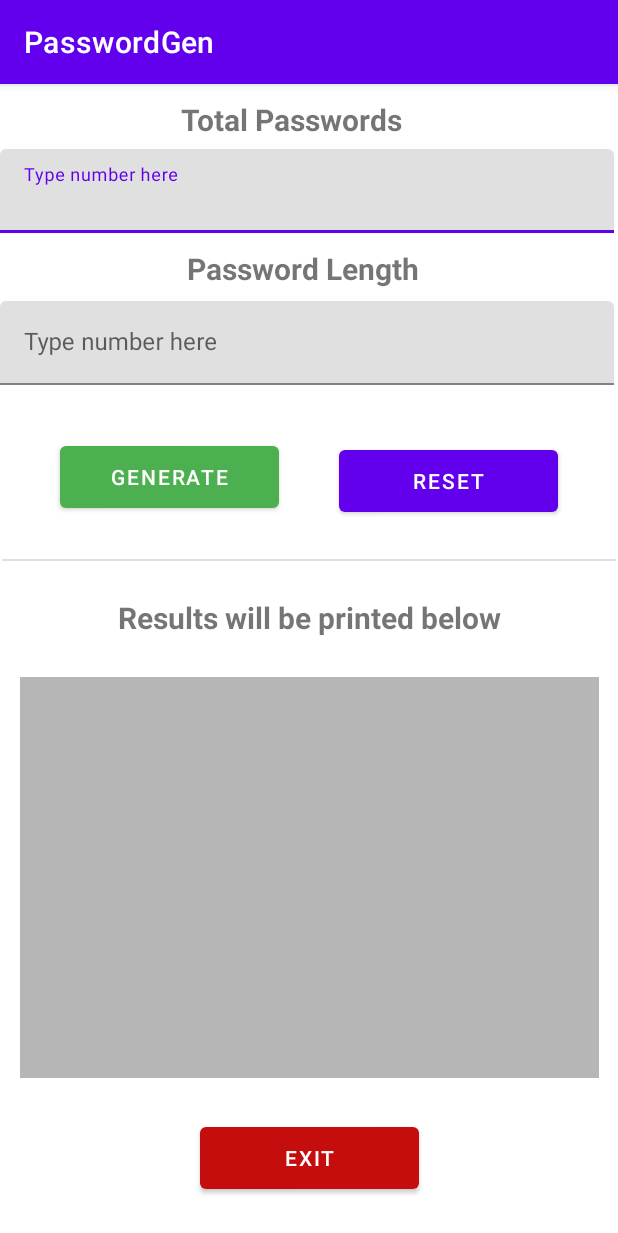
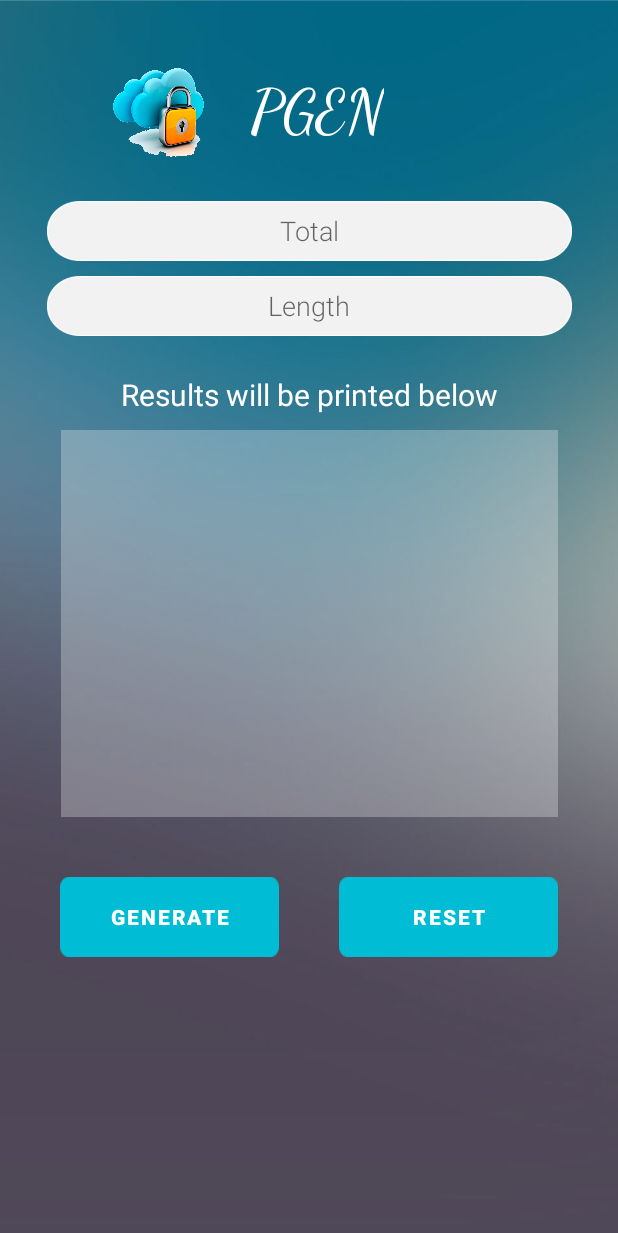
Before and after one commit to GhostWarrior13/Password_Generator_Android_App, an Android app: the screen it shows after launch (MainActivity), on a phone screen of 412 x 824 dp. Shown: the top 1233 px of the screen. Run offline under Robolectric (Android 15) with nearby library versions, the phone set to English and light mode, and no system bars.

Commit message:
Changed the UI a bit

```diff
--- a/app/src/main/java/com/example/passwordgen/MainActivity.java
+++ b/app/src/main/java/com/example/passwordgen/MainActivity.java
@@ -4,14 +4,15 @@ import androidx.appcompat.app.AppCompatActivity;
 
 import android.content.Context;
 import android.os.Bundle;
-import android.text.TextUtils;
 import android.view.View;
+import android.view.Window;
+import android.view.WindowManager;
 import android.view.inputmethod.InputMethodManager;
+import android.widget.AutoCompleteTextView;
 import android.widget.Button;
 import android.widget.EditText;
 import android.widget.Toast;
 
-import com.google.android.material.textfield.TextInputEditText;
 
 import java.util.Objects;
 
@@ -25,12 +26,11 @@ public class MainActivity extends AppCompatActivity {
         super.onCreate(savedInstanceState);
         setContentView(R.layout.activity_main);
 
-        TextInputEditText box_total = findViewById(R.id.box_total);
-        TextInputEditText box_length = findViewById(R.id.box_length);
+        AutoCompleteTextView box_total = findViewById(R.id.box_total);
+        AutoCompleteTextView box_length = findViewById(R.id.box_length);
         Button btnGenerate = findViewById(R.id.btnGenerate);
         Button btnReset = findViewById(R.id.btnReset);
         EditText Resultbox = findViewById(R.id.Resultbox);
-        Button btnExit = findViewById(R.id.btnExit);
 
         btnGenerate.setOnClickListener(new View.OnClickListener() {
             @Override
@@ -62,7 +62,7 @@ public class MainActivity extends AppCompatActivity {
             public void PrintArray(String[] arr){
                 for (int i = 0; i < arr.length ;i++){
                     Resultbox.append(arr[i] + " \n");
-                }
+                }Toast.makeText(MainActivity.this,"Generated Passwords",Toast.LENGTH_SHORT).show();
             }
 
 
@@ -74,14 +74,7 @@ public class MainActivity extends AppCompatActivity {
                 Resultbox.setText("");
                 box_length.setText("");
                 box_total.setText("");
-            }
-        });
-
-        btnExit.setOnClickListener(new View.OnClickListener() {
-            @Override
-            public void onClick(View v) {
-                finish();
-                System.exit(0);
+                Toast.makeText(MainActivity.this,"Reset Completed!",Toast.LENGTH_SHORT).show();
             }
         });
 
--- a/app/src/main/res/drawable/ic_launcher_background.xml
+++ /dev/null
@@ -1,74 +0,0 @@
-<?xml version="1.0" encoding="utf-8"?>
-<vector
-    android:height="108dp"
-    android:width="108dp"
-    android:viewportHeight="108"
-    android:viewportWidth="108"
-    xmlns:android="http://schemas.android.com/apk/res/android">
-    <path android:fillColor="#3DDC84"
-          android:pathData="M0,0h108v108h-108z"/>
-    <path android:fillColor="#00000000" android:pathData="M9,0L9,108"
-          android:strokeColor="#33FFFFFF" android:strokeWidth="0.8"/>
-    <path android:fillColor="#00000000" android:pathData="M19,0L19,108"
-          android:strokeColor="#33FFFFFF" android:strokeWidth="0.8"/>
-    <path android:fillColor="#00000000" android:pathData="M29,0L29,108"
-          android:strokeColor="#33FFFFFF" android:strokeWidth="0.8"/>
-    <path android:fillColor="#00000000" android:pathData="M39,0L39,108"
-          android:strokeColor="#33FFFFFF" android:strokeWidth="0.8"/>
-    <path android:fillColor="#00000000" android:pathData="M49,0L49,108"
-          android:strokeColor="#33FFFFFF" android:strokeWidth="0.8"/>
-    <path android:fillColor="#00000000" android:pathData="M59,0L59,108"
-          android:strokeColor="#33FFFFFF" android:strokeWidth="0.8"/>
-    <path android:fillColor="#00000000" android:pathData="M69,0L69,108"
-          android:strokeColor="#33FFFFFF" android:strokeWidth="0.8"/>
-    <path android:fillColor="#00000000" android:pathData="M79,0L79,108"
-          android:strokeColor="#33FFFFFF" android:strokeWidth="0.8"/>
-    <path android:fillColor="#00000000" android:pathData="M89,0L89,108"
-          android:strokeColor="#33FFFFFF" android:strokeWidth="0.8"/>
-    <path android:fillColor="#00000000" android:pathData="M99,0L99,108"
-          android:strokeColor="#33FFFFFF" android:strokeWidth="0.8"/>
-    <path android:fillColor="#00000000" android:pathData="M0,9L108,9"
-          android:strokeColor="#33FFFFFF" android:strokeWidth="0.8"/>
-    <path android:fillColor="#00000000" android:pathData="M0,19L108,19"
-          android:strokeColor="#33FFFFFF" android:strokeWidth="0.8"/>
-    <path android:fillColor="#00000000" android:pathData="M0,29L108,29"
-          android:strokeColor="#33FFFFFF" android:strokeWidth="0.8"/>
-    <path android:fillColor="#00000000" android:pathData="M0,39L108,39"
-          android:strokeColor="#33FFFFFF" android:strokeWidth="0.8"/>
-    <path android:fillColor="#00000000" android:pathData="M0,49L108,49"
-          android:strokeColor="#33FFFFFF" android:strokeWidth="0.8"/>
-    <path android:fillColor="#00000000" android:pathData="M0,59L108,59"
-          android:strokeColor="#33FFFFFF" android:strokeWidth="0.8"/>
-    <path android:fillColor="#00000000" android:pathData="M0,69L108,69"
-          android:strokeColor="#33FFFFFF" android:strokeWidth="0.8"/>
-    <path android:fillColor="#00000000" android:pathData="M0,79L108,79"
-          android:strokeColor="#33FFFFFF" android:strokeWidth="0.8"/>
-    <path android:fillColor="#00000000" android:pathData="M0,89L108,89"
-          android:strokeColor="#33FFFFFF" android:strokeWidth="0.8"/>
-    <path android:fillColor="#00000000" android:pathData="M0,99L108,99"
-          android:strokeColor="#33FFFFFF" android:strokeWidth="0.8"/>
-    <path android:fillColor="#00000000" android:pathData="M19,29L89,29"
-          android:strokeColor="#33FFFFFF" android:strokeWidth="0.8"/>
-    <path android:fillColor="#00000000" android:pathData="M19,39L89,39"
-          android:strokeColor="#33FFFFFF" android:strokeWidth="0.8"/>
-    <path android:fillColor="#00000000" android:pathData="M19,49L89,49"
-          android:strokeColor="#33FFFFFF" android:strokeWidth="0.8"/>
-    <path android:fillColor="#00000000" android:pathData="M19,59L89,59"
-          android:strokeColor="#33FFFFFF" android:strokeWidth="0.8"/>
-    <path android:fillColor="#00000000" android:pathData="M19,69L89,69"
-          android:strokeColor="#33FFFFFF" android:strokeWidth="0.8"/>
-    <path android:fillColor="#00000000" android:pathData="M19,79L89,79"
-          android:strokeColor="#33FFFFFF" android:strokeWidth="0.8"/>
-    <path android:fillColor="#00000000" android:pathData="M29,19L29,89"
-          android:strokeColor="#33FFFFFF" android:strokeWidth="0.8"/>
-    <path android:fillColor="#00000000" android:pathData="M39,19L39,89"
-          android:strokeColor="#33FFFFFF" android:strokeWidth="0.8"/>
-    <path android:fillColor="#00000000" android:pathData="M49,19L49,89"
-          android:strokeColor="#33FFFFFF" android:strokeWidth="0.8"/>
-    <path android:fillColor="#00000000" android:pathData="M59,19L59,89"
-          android:strokeColor="#33FFFFFF" android:strokeWidth="0.8"/>
-    <path android:fillColor="#00000000" android:pathData="M69,19L69,89"
-          android:strokeColor="#33FFFFFF" android:strokeWidth="0.8"/>
-    <path android:fillColor="#00000000" android:pathData="M79,19L79,89"
-          android:strokeColor="#33FFFFFF" android:strokeWidth="0.8"/>
-</vector>
--- a/app/src/main/res/layout/activity_main.xml
+++ b/app/src/main/res/layout/activity_main.xml
@@ -6,43 +6,54 @@
     android:layout_height="match_parent"
     tools:context=".MainActivity">
 
-    <Button
-        android:id="@+id/btnExit"
-        android:layout_width="146dp"
-        android:layout_height="53dp"
-        android:layout_marginStart="120dp"
-        android:layout_marginLeft="120dp"
-        android:layout_marginTop="1dp"
-        android:layout_marginEnd="120dp"
-        android:layout_marginRight="120dp"
-        android:layout_marginBottom="1dp"
-        android:isScrollContainer="false"
-        android:text="Exit"
-        android:visibility="visible"
-        app:backgroundTint="#C50D0D"
+
+    <ImageView
+        android:id="@+id/background"
+        android:layout_width="wrap_content"
+        android:layout_height="wrap_content"
+        android:scaleType="centerCrop"
+        android:clickable="false"
+        android:longClickable="false"
+        android:src="@drawable/background"
         app:layout_constraintBottom_toBottomOf="parent"
         app:layout_constraintEnd_toEndOf="parent"
+        app:layout_constraintHorizontal_bias="1.0"
         app:layout_constraintStart_toStartOf="parent"
-        app:layout_constraintTop_toBottomOf="@+id/Resultbox" />
+        app:layout_constraintTop_toTopOf="parent"
+        app:layout_constraintVertical_bias="1.0" />
+
+    <AutoCompleteTextView
+        android:id="@+id/autoCompleteTextView"
+        android:layout_width="82dp"
+        android:layout_height="69dp"
+        android:layout_marginTop="40dp"
+        android:background="@drawable/app_icon"
+        android:clickable="false"
+        android:linksClickable="false"
+        android:longClickable="false"
+        app:layout_constraintEnd_toEndOf="parent"
+        app:layout_constraintHorizontal_bias="0.199"
+        app:layout_constraintStart_toStartOf="parent"
+        app:layout_constraintTop_toTopOf="@+id/background" />
 
     <Button
         android:id="@+id/btnGenerate"
         android:layout_width="146dp"
         android:layout_height="53dp"
-        android:layout_marginStart="100dp"
-        android:layout_marginLeft="100dp"
-        android:layout_marginTop="13dp"
+        android:layout_marginStart="40dp"
+        android:layout_marginLeft="40dp"
+        android:layout_marginTop="40dp"
         android:layout_marginEnd="20dp"
         android:layout_marginRight="20dp"
-        android:layout_marginBottom="1dp"
+        android:background="@drawable/generate"
+        android:fontFamily="sans-serif-black"
         android:isScrollContainer="false"
         android:text="Generate"
         android:visibility="visible"
-        app:backgroundTint="#4CAF50"
-        app:layout_constraintBottom_toTopOf="@+id/divider"
+        app:backgroundTint="#00BCD4"
         app:layout_constraintEnd_toStartOf="@+id/btnReset"
         app:layout_constraintStart_toStartOf="parent"
-        app:layout_constraintTop_toBottomOf="@+id/textInputLayout"
+        app:layout_constraintTop_toBottomOf="@+id/Resultbox"
         tools:ignore="UsingOnClickInXml" />
 
     <Button
@@ -51,119 +62,42 @@
         android:layout_height="53dp"
         android:layout_marginStart="20dp"
         android:layout_marginLeft="20dp"
-        android:layout_marginTop="13dp"
-        android:layout_marginEnd="100dp"
-        android:layout_marginRight="100dp"
-        android:layout_marginBottom="1dp"
+        android:layout_marginTop="40dp"
+        android:layout_marginEnd="40dp"
+        android:layout_marginRight="40dp"
+        android:background="@drawable/generate"
+        android:fontFamily="sans-serif-black"
         android:isScrollContainer="false"
         android:text="Reset"
         android:visibility="visible"
-        app:layout_constraintBottom_toTopOf="@+id/divider"
+        app:backgroundTint="#00BCD4"
         app:layout_constraintEnd_toEndOf="parent"
         app:layout_constraintStart_toEndOf="@+id/btnGenerate"
-        app:layout_constraintTop_toBottomOf="@+id/textInputLayout" />
-
-    <TextView
-        android:id="@+id/textView"
-        android:layout_width="171dp"
-        android:layout_height="33dp"
-        android:layout_marginStart="120dp"
-        android:layout_marginLeft="120dp"
-        android:layout_marginTop="10dp"
-        android:layout_marginEnd="120dp"
-        android:layout_marginRight="120dp"
-        android:layout_marginBottom="3dp"
-        android:isScrollContainer="false"
-        android:text="Total Passwords"
-        android:textSize="20sp"
-        android:textStyle="bold"
-        app:layout_constraintBottom_toTopOf="@+id/textInputLayout2"
-        app:layout_constraintEnd_toEndOf="parent"
-        app:layout_constraintStart_toStartOf="parent"
-        app:layout_constraintTop_toTopOf="parent" />
-
-    <TextView
-        android:id="@+id/textView2"
-        android:layout_width="195dp"
-        android:layout_height="35dp"
-        android:layout_marginStart="150dp"
-        android:layout_marginLeft="150dp"
-        android:layout_marginTop="10dp"
-        android:layout_marginEnd="120dp"
-        android:layout_marginRight="120dp"
-        android:layout_marginBottom="3dp"
-        android:isScrollContainer="false"
-        android:text="Password Length"
-        android:textSize="20sp"
-        android:textStyle="bold"
-        app:layout_constraintBottom_toTopOf="@+id/textInputLayout"
-        app:layout_constraintEnd_toEndOf="parent"
-        app:layout_constraintHorizontal_bias="0.482"
-        app:layout_constraintStart_toStartOf="parent"
-        app:layout_constraintTop_toBottomOf="@+id/textInputLayout2" />
-
-    <com.google.android.material.textfield.TextInputLayout
-        android:id="@+id/textInputLayout2"
-        android:layout_width="409dp"
-        android:layout_height="wrap_content"
-        app:layout_constraintTop_toBottomOf="@+id/textView"
-        tools:layout_editor_absoluteX="1dp">
-
-        <com.google.android.material.textfield.TextInputEditText
-            android:id="@+id/box_total"
-            android:layout_width="match_parent"
-            android:layout_height="wrap_content"
-            android:hint="Type number here"
-            android:inputType="number" />
-    </com.google.android.material.textfield.TextInputLayout>
-
-    <com.google.android.material.textfield.TextInputLayout
-        android:id="@+id/textInputLayout"
-        android:layout_width="409dp"
-        android:layout_height="wrap_content"
-        app:layout_constraintTop_toBottomOf="@+id/textView2"
-        tools:ignore="MissingConstraints"
-        tools:layout_editor_absoluteX="1dp">
-
-        <com.google.android.material.textfield.TextInputEditText
-            android:id="@+id/box_length"
-            android:layout_width="match_parent"
-            android:layout_height="wrap_content"
-            android:hint="Type number here"
-            android:inputType="number" />
-    </com.google.android.material.textfield.TextInputLayout>
+        app:layout_constraintTop_toBottomOf="@+id/Resultbox" />
 
     <TextView
         android:id="@+id/textView4"
         android:layout_width="wrap_content"
         android:layout_height="wrap_content"
-        android:layout_marginStart="78dp"
-        android:layout_marginLeft="78dp"
-        android:layout_marginTop="1dp"
-        android:layout_marginEnd="78dp"
-        android:layout_marginRight="78dp"
-        android:layout_marginBottom="1dp"
+        android:layout_marginTop="25dp"
+        android:fontFamily="sans-serif-thin"
+        android:isScrollContainer="false"
         android:text="Results will be printed below"
+        android:clickable="false"
+        android:longClickable="false"
+        android:textColor="@color/white"
         android:textSize="20sp"
         android:textStyle="bold"
-        android:isScrollContainer="false"
-
-        app:layout_constraintBottom_toTopOf="@+id/Resultbox"
-        app:layout_constraintEnd_toEndOf="parent"
-        app:layout_constraintStart_toStartOf="parent"
-        app:layout_constraintTop_toTopOf="@+id/divider" />
+        app:layout_constraintEnd_toEndOf="@+id/background"
+        app:layout_constraintStart_toStartOf="@+id/background"
+        app:layout_constraintTop_toBottomOf="@+id/box_length" />
 
     <EditText
         android:id="@+id/Resultbox"
-        android:layout_width="386dp"
-        android:layout_height="267dp"
-        android:layout_marginStart="11dp"
-        android:layout_marginLeft="11dp"
-        android:layout_marginTop="1dp"
-        android:layout_marginEnd="11dp"
-        android:layout_marginRight="11dp"
-        android:layout_marginBottom="1dp"
-        android:background="#B6B6B6"
+        android:layout_width="331dp"
+        android:layout_height="258dp"
+        android:layout_marginTop="10dp"
+        android:background="@drawable/whitebox"
         android:clickable="false"
         android:gravity="center_horizontal"
         android:inputType="textMultiLine"
@@ -176,27 +110,60 @@
         android:scrollHorizontally="false"
         android:shadowColor="#050505"
         android:textAppearance="?android:attr/textAppearanceMedium"
-        app:layout_constraintBottom_toTopOf="@+id/btnExit"
+        android:textColor="@color/white"
+        android:textSize="20dp"
         app:layout_constraintEnd_toEndOf="parent"
         app:layout_constraintStart_toStartOf="parent"
         app:layout_constraintTop_toBottomOf="@+id/textView4" />
 
-    <View
-        android:id="@+id/divider"
-        android:layout_width="409dp"
-        android:layout_height="1dp"
-        android:layout_marginStart="1dp"
-        android:layout_marginLeft="1dp"
-        android:layout_marginTop="5dp"
-        android:layout_marginEnd="1dp"
-        android:layout_marginRight="1dp"
-        android:layout_marginBottom="1dp"
-        android:background="?android:attr/listDivider"
+    <AutoCompleteTextView
+        android:id="@+id/box_length"
+        android:layout_width="350dp"
+        android:layout_height="40dp"
+        android:layout_marginTop="10dp"
+        android:background="@drawable/textbar"
+        android:gravity="center_vertical"
+        android:hint="Length"
+        android:inputType="number"
+        android:textAlignment="center"
+        android:fontFamily="sans-serif-light"
+        app:layout_constraintEnd_toEndOf="parent"
+        app:layout_constraintStart_toStartOf="parent"
+        app:layout_constraintTop_toBottomOf="@+id/box_total" />
+
+    <AutoCompleteTextView
+        android:id="@+id/box_total"
+        android:layout_width="350dp"
+        android:layout_height="40dp"
+        android:layout_marginTop="35dp"
+        android:background="@drawable/textbar"
+        android:gravity="center_vertical"
+        android:hint="Total"
+        android:inputType="number"
+        android:textAlignment="center"
+        android:fontFamily="sans-serif-light"
+        android:textColor="@color/black"
+        app:layout_constraintEnd_toEndOf="parent"
+        app:layout_constraintStart_toStartOf="parent"
+        app:layout_constraintTop_toBottomOf="@+id/textView" />
+
+    <TextView
+        android:id="@+id/textView"
+        android:layout_width="wrap_content"
+        android:layout_height="wrap_content"
+        android:layout_marginStart="15dp"
+        android:layout_marginLeft="15dp"
+        android:layout_marginTop="50dp"
+        android:layout_marginEnd="152dp"
+        android:layout_marginRight="152dp"
         android:clickable="false"
         android:longClickable="false"
-        app:layout_constraintBottom_toTopOf="@+id/textView4"
+        android:fontFamily="cursive"
+        android:text="PGEN"
+        android:textColor="@color/white"
+        android:textSize="40dp"
         app:layout_constraintEnd_toEndOf="parent"
-        app:layout_constraintStart_toStartOf="parent"
-        app:layout_constraintTop_toBottomOf="@+id/btnGenerate" />
+        app:layout_constraintStart_toEndOf="@+id/autoCompleteTextView"
+        app:layout_constraintTop_toTopOf="@+id/background" />
 
 </androidx.constraintlayout.widget.ConstraintLayout>
--- a/app/src/main/res/mipmap-anydpi-v26/ic_launcher.xml
+++ b/app/src/main/res/mipmap-anydpi-v26/ic_launcher.xml
@@ -1,5 +1,5 @@
 <?xml version="1.0" encoding="utf-8"?>
 <adaptive-icon xmlns:android="http://schemas.android.com/apk/res/android">
-    <background android:drawable="@drawable/ic_launcher_background"/>
+    <background android:drawable="@color/ic_launcher_background"/>
     <foreground android:drawable="@mipmap/ic_launcher_foreground"/>
 </adaptive-icon>
--- a/app/src/main/res/mipmap-anydpi-v26/ic_launcher_round.xml
+++ b/app/src/main/res/mipmap-anydpi-v26/ic_launcher_round.xml
@@ -1,5 +1,5 @@
 <?xml version="1.0" encoding="utf-8"?>
 <adaptive-icon xmlns:android="http://schemas.android.com/apk/res/android">
-    <background android:drawable="@drawable/ic_launcher_background"/>
+    <background android:drawable="@color/ic_launcher_background"/>
     <foreground android:drawable="@mipmap/ic_launcher_foreground"/>
 </adaptive-icon>
--- a/app/src/main/res/values/colors.xml
+++ b/app/src/main/res/values/colors.xml
@@ -1,8 +1,8 @@
 <?xml version="1.0" encoding="utf-8"?>
 <resources>
-    <color name="purple_200">#FFBB86FC</color>
-    <color name="purple_500">#FF6200EE</color>
-    <color name="purple_700">#FF3700B3</color>
+    <color name="purple_200">#1C93CA</color>
+    <color name="purple_500">#1C93CA</color>
+    <color name="purple_700">#1C93CA</color>
     <color name="teal_200">#FF03DAC5</color>
     <color name="teal_700">#FF018786</color>
     <color name="black">#FF000000</color>
--- /dev/null
+++ b/app/src/main/res/values/ic_launcher_background.xml
@@ -0,0 +1,4 @@
+<?xml version="1.0" encoding="utf-8"?>
+<resources>
+    <color name="ic_launcher_background">#FFFFFF</color>
+</resources>
--- a/app/src/main/res/values/themes.xml
+++ b/app/src/main/res/values/themes.xml
@@ -1,6 +1,6 @@
 <resources xmlns:tools="http://schemas.android.com/tools">
     <!-- Base application theme. -->
-    <style name="Theme.PasswordGen" parent="Theme.MaterialComponents.DayNight.DarkActionBar">
+    <style name="Theme.PasswordGen" parent="Theme.MaterialComponents.DayNight.NoActionBar">
         <!-- Primary brand color. -->
         <item name="colorPrimary">@color/purple_500</item>
         <item name="colorPrimaryVariant">@color/purple_700</item>
```
Also changed, not shown: app/src/main/ic_launcher-playstore.png, app/src/main/res/drawable/app_icon.png (added), app/src/main/res/drawable/background.jpg (added), app/src/main/res/drawable/generate.png (added), app/src/main/res/drawable/pgen_icon.png (added), app/src/main/res/drawable/textbar.png (added), app/src/main/res/drawable/whitebox.png (added), app/src/main/res/mipmap-hdpi/ic_launcher_foreground.png, app/src/main/res/mipmap-mdpi/ic_launcher_foreground.png, app/src/main/res/mipmap-xhdpi/ic_launcher_foreground.png, app/src/main/res/mipmap-xxhdpi/ic_launcher_foreground.png, app/src/main/res/mipmap-xxxhdpi/ic_launcher_foreground.png.
